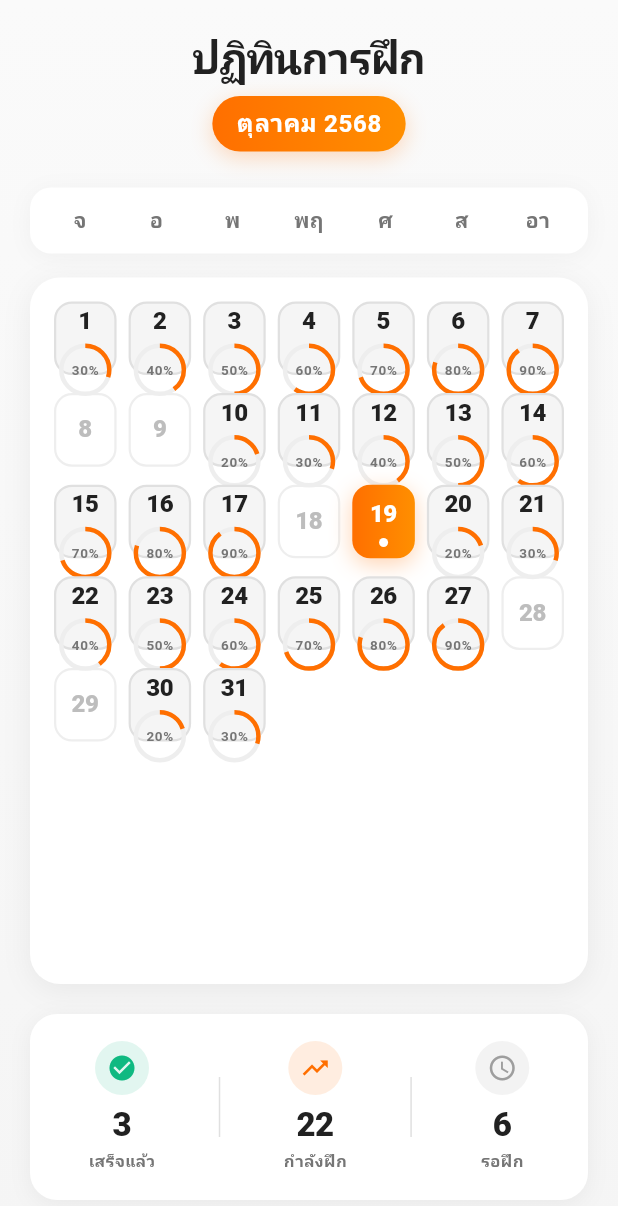
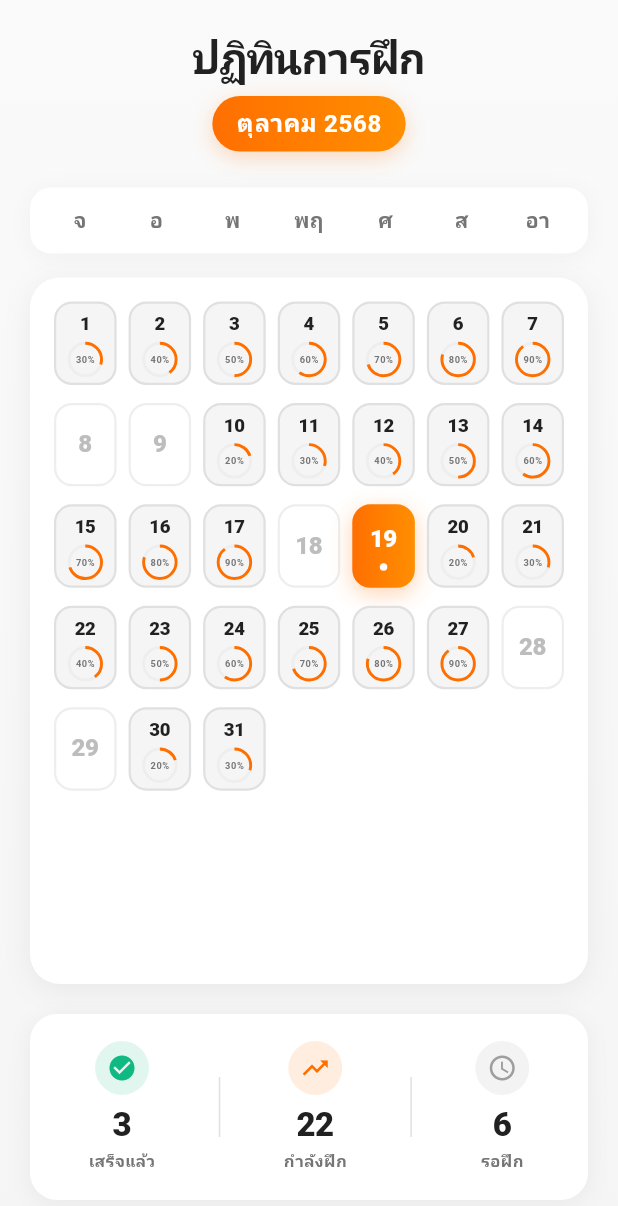
Before and after one commit to UnscinE/ProjectRMApp, a Flutter app: the CalendarTab widget shown alone on an empty page, opened directly, on a phone screen of 412 x 824 dp. Shown: the top 1206 px of the screen. Run offline on Flutter 3.47's test engine with Material 3 defaults, Android fonts, the phone set to English and light mode, and no system bars; our stand-ins replace cloud_firestore, firebase_auth, firebase_core, fl_chart, geolocator, location and 5 more; missing offline and left inert: add_2_calendar, dart:ffi, device_calendar, tflite_flutter; accounts and stored records are empty.

Commit message:
ปรับแต่งทุกหน้า

```diff
--- a/lib/src/tabs/calendar_tab.dart
+++ b/lib/src/tabs/calendar_tab.dart
@@ -6,12 +6,12 @@ class CalendarTab extends StatelessWidget {
   @override
   Widget build(BuildContext context) {
     final now = DateTime.now();
-    final firstDay = DateTime(now.year, now.month, 1);
     final daysInMonth = DateUtils.getDaysInMonth(now.year, now.month);
     final theme = Theme.of(context);
 
     // mock เปอร์เซ็นต์ 0.0..1.0 ในแต่ละวัน
-    final percents = List<double>.generate(daysInMonth, (i) => ((i + 3) % 10) / 10);
+    final percents =
+        List<double>.generate(daysInMonth, (i) => ((i + 3) % 10) / 10);
 
     return Container(
       decoration: const BoxDecoration(
@@ -41,7 +41,8 @@ class CalendarTab extends StatelessWidget {
               ),
               const SizedBox(height: 8),
               Container(
-                padding: const EdgeInsets.symmetric(horizontal: 16, vertical: 6),
+                padding:
+                    const EdgeInsets.symmetric(horizontal: 16, vertical: 6),
                 decoration: BoxDecoration(
                   gradient: const LinearGradient(
                     colors: [
@@ -72,7 +73,8 @@ class CalendarTab extends StatelessWidget {
 
               // หัววัน
               Container(
-                padding: const EdgeInsets.symmetric(vertical: 12, horizontal: 8),
+                padding:
+                    const EdgeInsets.symmetric(vertical: 12, horizontal: 8),
                 decoration: BoxDecoration(
                   color: Colors.white,
                   borderRadius: BorderRadius.circular(14),
@@ -121,11 +123,13 @@ class CalendarTab extends StatelessWidget {
                     ],
                   ),
                   child: GridView.builder(
-                    gridDelegate: const SliverGridDelegateWithFixedCrossAxisCount(
+                    gridDelegate:
+                        const SliverGridDelegateWithFixedCrossAxisCount(
                       crossAxisCount: 7,
                       crossAxisSpacing: 8,
                       mainAxisSpacing: 12,
-                      childAspectRatio: 0.85,
+                      // ↓ เพิ่มความสูงของ cell (ยิ่งค่าน้อย ยิ่งสูง)
+                      childAspectRatio: 0.75,
                     ),
                     itemCount: daysInMonth,
                     itemBuilder: (context, i) {
@@ -161,19 +165,27 @@ class CalendarTab extends StatelessWidget {
                           boxShadow: isToday
                               ? [
                                   BoxShadow(
-                                    color: const Color(0xFFFF6F00).withOpacity(.3),
+                                    color: const Color(0xFFFF6F00)
+                                        .withOpacity(.3),
                                     blurRadius: 12,
                                     offset: const Offset(0, 4),
                                   ),
                                 ]
                               : null,
                         ),
+                        // ↓ กันล้นอัตโนมัติ
+                        child: FittedBox(
+                          fit: BoxFit.scaleDown,
+                          child: Padding(
+                            padding: const EdgeInsets.symmetric(
+                                horizontal: 4, vertical: 6),
                             child: Column(
                               mainAxisAlignment: MainAxisAlignment.center,
                               children: [
                                 Text(
                                   '$day',
-                              style: theme.textTheme.titleMedium?.copyWith(
+                                  style:
+                                      theme.textTheme.titleMedium?.copyWith(
                                     fontWeight: FontWeight.w800,
                                     color: isToday
                                         ? Colors.white
@@ -186,25 +198,28 @@ class CalendarTab extends StatelessWidget {
                                 if (hasActivity && !isToday) ...[
                                   const SizedBox(height: 4),
                                   SizedBox(
-                                width: 32,
-                                height: 32,
+                                    width: 28,
+                                    height: 28,
                                     child: Stack(
                                       alignment: Alignment.center,
                                       children: [
                                         CircularProgressIndicator(
                                           value: pct,
-                                      strokeWidth: 3,
+                                          strokeWidth: 2.5,
                                           backgroundColor:
                                               const Color(0xFFEEEEEE),
                                           valueColor:
-                                          const AlwaysStoppedAnimation<Color>(
+                                              const AlwaysStoppedAnimation<
+                                                  Color>(
                                             Color(0xFFFF6F00),
                                           ),
                                         ),
                                         Text(
                                           '${(pct * 100).toInt()}%',
-                                      style: theme.textTheme.labelSmall?.copyWith(
-                                        fontSize: 9,
+                                          style: theme
+                                              .textTheme.labelSmall
+                                              ?.copyWith(
+                                            fontSize: 8,
                                             fontWeight: FontWeight.w700,
                                             color: const Color(0xFF757575),
                                           ),
@@ -215,8 +230,8 @@ class CalendarTab extends StatelessWidget {
                                 ] else if (isToday) ...[
                                   const SizedBox(height: 4),
                                   Container(
-                                width: 6,
-                                height: 6,
+                                    width: 5,
+                                    height: 5,
                                     decoration: const BoxDecoration(
                                       color: Colors.white,
                                       shape: BoxShape.circle,
@@ -224,6 +239,8 @@ class CalendarTab extends StatelessWidget {
                                   ),
                                 ],
                               ],
+                            ),
+                          ),
                         ),
                       );
                     },
@@ -253,7 +270,8 @@ class CalendarTab extends StatelessWidget {
                     _StatItem(
                       icon: Icons.check_circle,
                       label: 'เสร็จแล้ว',
-                      value: '${percents.where((p) => p > 0.8).length}',
+                      value:
+                          '${percents.where((p) => p > 0.8).length}',
                       color: const Color(0xFF10B981),
                     ),
                     Container(
@@ -264,7 +282,8 @@ class CalendarTab extends StatelessWidget {
                     _StatItem(
                       icon: Icons.trending_up,
                       label: 'กำลังฝึก',
-                      value: '${percents.where((p) => p > 0.1 && p <= 0.8).length}',
+                      value:
+                          '${percents.where((p) => p > 0.1 && p <= 0.8).length}',
                       color: const Color(0xFFFF6F00),
                     ),
                     Container(
@@ -275,7 +294,8 @@ class CalendarTab extends StatelessWidget {
                     _StatItem(
                       icon: Icons.schedule,
                       label: 'รอฝึก',
-                      value: '${percents.where((p) => p <= 0.1).length}',
+                      value:
+                          '${percents.where((p) => p <= 0.1).length}',
                       color: const Color(0xFF9E9E9E),
                     ),
                   ],
```
Also changed, not shown: lib/src/tabs/home_tab.dart (+16 -3 lines). Lines whose indentation alone changed are shown as unchanged.
